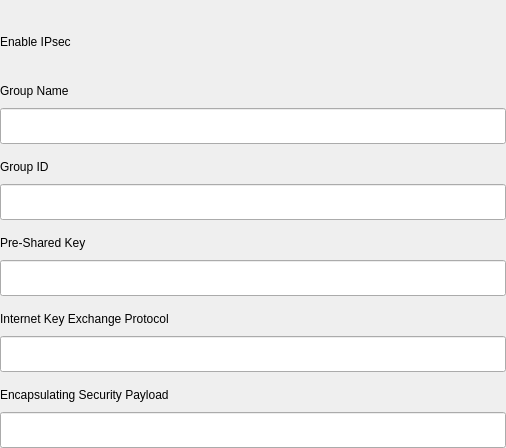
Before: the Qt Designer form plugins/network/src/plugin/setting-widget/vpn/vpn-ipsec.ui in openeuler-mirror/kiran-control-panel, drawn with Qt 5.
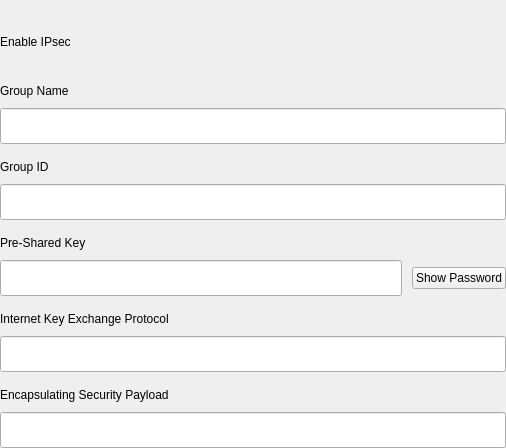
After: the same form once the commit is applied.

```diff
--- a/plugins/network/src/plugin/setting-widget/vpn/vpn-ipsec.ui
+++ b/plugins/network/src/plugin/setting-widget/vpn/vpn-ipsec.ui
@@ -156,6 +156,8 @@
          </widget>
         </item>
         <item>
+         <layout class="QHBoxLayout" name="horizontalLayout">
+          <item>
          <widget class="QLineEdit" name="preSharedKey">
           <property name="minimumSize">
            <size>
@@ -173,6 +175,15 @@
            <string>EditPreSharedKey</string>
           </property>
          </widget>
+          </item>
+          <item>
+           <widget class="QPushButton" name="passwordVisual">
+            <property name="text">
+             <string>Show Password</string>
+            </property>
+           </widget>
+          </item>
+         </layout>
         </item>
        </layout>
       </item>
```
Lines whose indentation alone changed are shown as unchanged.
